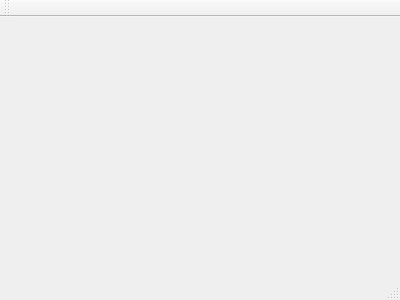
First picture: the form in hw2/HW_2/mainwindow.ui, repository Gilbert-Chou/Embedded-System-HW, before the edit.
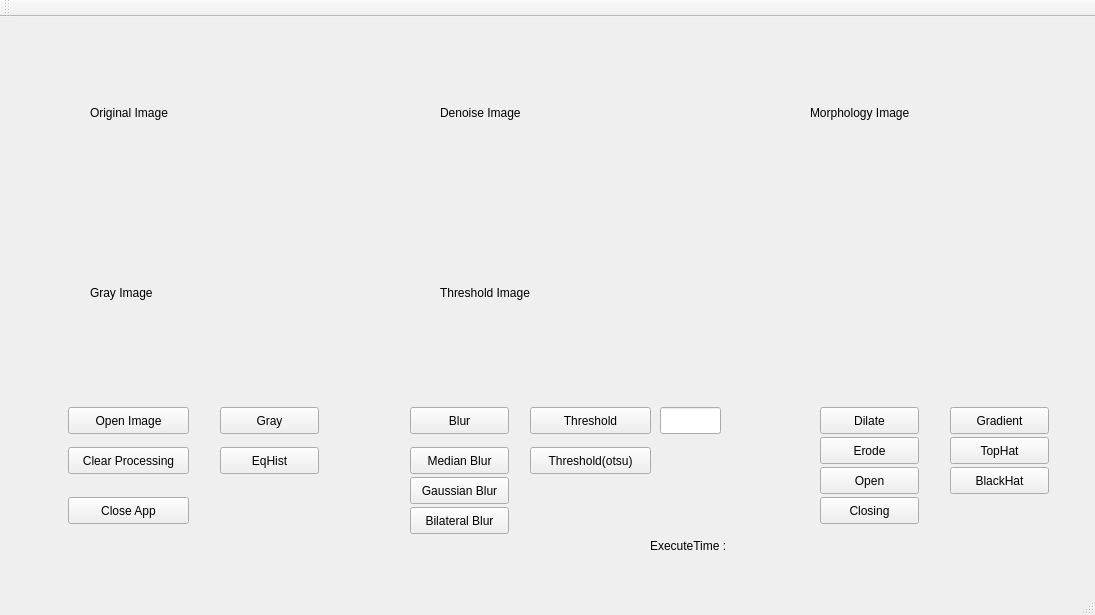
Second picture: the form after the edit.

What changed in the file:
```diff
--- a/hw2/HW_2/mainwindow.ui
+++ b/hw2/HW_2/mainwindow.ui
@@ -1,24 +1,375 @@
 <ui version="4.0">
  <class>MainWindow</class>
- <widget class="QMainWindow" name="MainWindow" >
-  <property name="geometry" >
+ <widget class="QMainWindow" name="MainWindow">
+  <property name="geometry">
    <rect>
     <x>0</x>
     <y>0</y>
-    <width>400</width>
-    <height>300</height>
+    <width>1095</width>
+    <height>615</height>
    </rect>
   </property>
   <property name="windowTitle" >
    <string>MainWindow</string>
   </property>
-  <widget class="QMenuBar" name="menuBar" />
-  <widget class="QToolBar" name="mainToolBar" />
-  <widget class="QWidget" name="centralWidget" />
-  <widget class="QStatusBar" name="statusBar" />
+  <widget class="QWidget" name="centralWidget">
+   <widget class="QPushButton" name="open_button">
+    <property name="geometry">
+     <rect>
+      <x>68</x>
+      <y>390</y>
+      <width>121</width>
+      <height>27</height>
+     </rect>
+    </property>
+    <property name="text">
+     <string>Open Image</string>
+    </property>
+   </widget>
+   <widget class="QPushButton" name="gray_button">
+    <property name="geometry">
+     <rect>
+      <x>220</x>
+      <y>390</y>
+      <width>99</width>
+      <height>27</height>
+     </rect>
+    </property>
+    <property name="text">
+     <string>Gray</string>
+    </property>
+   </widget>
+   <widget class="QPushButton" name="clear_button">
+    <property name="geometry">
+     <rect>
+      <x>68</x>
+      <y>430</y>
+      <width>121</width>
+      <height>27</height>
+     </rect>
+    </property>
+    <property name="text">
+     <string>Clear Processing</string>
+    </property>
+   </widget>
+   <widget class="QPushButton" name="eqhist_button">
+    <property name="geometry">
+     <rect>
+      <x>220</x>
+      <y>430</y>
+      <width>99</width>
+      <height>27</height>
+     </rect>
+    </property>
+    <property name="text">
+     <string>EqHist</string>
+    </property>
+   </widget>
+   <widget class="QPushButton" name="close_button">
+    <property name="geometry">
+     <rect>
+      <x>68</x>
+      <y>480</y>
+      <width>121</width>
+      <height>27</height>
+     </rect>
+    </property>
+    <property name="text">
+     <string>Close App</string>
+    </property>
+   </widget>
+   <widget class="QPushButton" name="blur_button">
+    <property name="geometry">
+     <rect>
+      <x>410</x>
+      <y>390</y>
+      <width>99</width>
+      <height>27</height>
+     </rect>
+    </property>
+    <property name="text">
+     <string>Blur</string>
+    </property>
+   </widget>
+   <widget class="QPushButton" name="median_blur_button">
+    <property name="geometry">
+     <rect>
+      <x>410</x>
+      <y>430</y>
+      <width>99</width>
+      <height>27</height>
+     </rect>
+    </property>
+    <property name="text">
+     <string>Median Blur</string>
+    </property>
+   </widget>
+   <widget class="QPushButton" name="gaussian_blur_button">
+    <property name="geometry">
+     <rect>
+      <x>410</x>
+      <y>460</y>
+      <width>99</width>
+      <height>27</height>
+     </rect>
+    </property>
+    <property name="text">
+     <string>Gaussian Blur</string>
+    </property>
+   </widget>
+   <widget class="QPushButton" name="bilateral_blur_button">
+    <property name="geometry">
+     <rect>
+      <x>410</x>
+      <y>490</y>
+      <width>99</width>
+      <height>27</height>
+     </rect>
+    </property>
+    <property name="text">
+     <string>Bilateral Blur</string>
+    </property>
+   </widget>
+   <widget class="QPushButton" name="threshold_button">
+    <property name="geometry">
+     <rect>
+      <x>530</x>
+      <y>390</y>
+      <width>121</width>
+      <height>27</height>
+     </rect>
+    </property>
+    <property name="text">
+     <string>Threshold</string>
+    </property>
+   </widget>
+   <widget class="QPushButton" name="threshold_otsu_button">
+    <property name="geometry">
+     <rect>
+      <x>530</x>
+      <y>430</y>
+      <width>121</width>
+      <height>27</height>
+     </rect>
+    </property>
+    <property name="text">
+     <string>Threshold(otsu)</string>
+    </property>
+   </widget>
+   <widget class="QPushButton" name="dilate_button">
+    <property name="geometry">
+     <rect>
+      <x>820</x>
+      <y>390</y>
+      <width>99</width>
+      <height>27</height>
+     </rect>
+    </property>
+    <property name="text">
+     <string>Dilate</string>
+    </property>
+   </widget>
+   <widget class="QPushButton" name="erode_button">
+    <property name="geometry">
+     <rect>
+      <x>820</x>
+      <y>420</y>
+      <width>99</width>
+      <height>27</height>
+     </rect>
+    </property>
+    <property name="text">
+     <string>Erode</string>
+    </property>
+   </widget>
+   <widget class="QPushButton" name="morph_open_button">
+    <property name="geometry">
+     <rect>
+      <x>820</x>
+      <y>450</y>
+      <width>99</width>
+      <height>27</height>
+     </rect>
+    </property>
+    <property name="text">
+     <string>Open</string>
+    </property>
+   </widget>
+   <widget class="QPushButton" name="morph_closing_button">
+    <property name="geometry">
+     <rect>
+      <x>820</x>
+      <y>480</y>
+      <width>99</width>
+      <height>27</height>
+     </rect>
+    </property>
+    <property name="text">
+     <string>Closing</string>
+    </property>
+   </widget>
+   <widget class="QPushButton" name="morph_gradient_button">
+    <property name="geometry">
+     <rect>
+      <x>950</x>
+      <y>390</y>
+      <width>99</width>
+      <height>27</height>
+     </rect>
+    </property>
+    <property name="text">
+     <string>Gradient</string>
+    </property>
+   </widget>
+   <widget class="QPushButton" name="morph_tophat_button">
+    <property name="geometry">
+     <rect>
+      <x>950</x>
+      <y>420</y>
+      <width>99</width>
+      <height>27</height>
+     </rect>
+    </property>
+    <property name="text">
+     <string>TopHat</string>
+    </property>
+   </widget>
+   <widget class="QPushButton" name="morph_blackhat_button">
+    <property name="geometry">
+     <rect>
+      <x>950</x>
+      <y>450</y>
+      <width>99</width>
+      <height>27</height>
+     </rect>
+    </property>
+    <property name="text">
+     <string>BlackHat</string>
+    </property>
+   </widget>
+   <widget class="QLabel" name="uiImg1">
+    <property name="geometry">
+     <rect>
+      <x>90</x>
+      <y>20</y>
+      <width>221</width>
+      <height>151</height>
+     </rect>
+    </property>
+    <property name="text">
+     <string>Original Image</string>
+    </property>
+   </widget>
+   <widget class="QLabel" name="uiImg2">
+    <property name="geometry">
+     <rect>
+      <x>90</x>
+      <y>200</y>
+      <width>251</width>
+      <height>151</height>
+     </rect>
+    </property>
+    <property name="text">
+     <string>Gray Image</string>
+    </property>
+   </widget>
+   <widget class="QLabel" name="uiImg3">
+    <property name="geometry">
+     <rect>
+      <x>440</x>
+      <y>20</y>
+      <width>251</width>
+      <height>151</height>
+     </rect>
+    </property>
+    <property name="text">
+     <string>Denoise Image</string>
+    </property>
+   </widget>
+   <widget class="QLabel" name="uiImg4">
+    <property name="geometry">
+     <rect>
+      <x>440</x>
+      <y>200</y>
+      <width>251</width>
+      <height>151</height>
+     </rect>
+    </property>
+    <property name="text">
+     <string>Threshold Image</string>
+    </property>
+   </widget>
+   <widget class="QLabel" name="uiImg5">
+    <property name="geometry">
+     <rect>
+      <x>810</x>
+      <y>20</y>
+      <width>251</width>
+      <height>151</height>
+     </rect>
+    </property>
+    <property name="text">
+     <string>Morphology Image</string>
+    </property>
+   </widget>
+   <widget class="QLineEdit" name="lineEdit">
+    <property name="geometry">
+     <rect>
+      <x>660</x>
+      <y>390</y>
+      <width>61</width>
+      <height>27</height>
+     </rect>
+    </property>
+   </widget>
+   <widget class="QLabel" name="time_label">
+    <property name="geometry">
+     <rect>
+      <x>760</x>
+      <y>520</y>
+      <width>111</width>
+      <height>17</height>
+     </rect>
+    </property>
+    <property name="text">
+     <string/>
+    </property>
+   </widget>
+   <widget class="QLabel" name="label_2">
+    <property name="geometry">
+     <rect>
+      <x>650</x>
+      <y>520</y>
+      <width>111</width>
+      <height>17</height>
+     </rect>
+    </property>
+    <property name="text">
+     <string>ExecuteTime : </string>
+    </property>
+   </widget>
+  </widget>
+  <widget class="QMenuBar" name="menuBar">
+   <property name="geometry">
+    <rect>
+     <x>0</x>
+     <y>0</y>
+     <width>1095</width>
+     <height>25</height>
+    </rect>
+   </property>
+  </widget>
+  <widget class="QToolBar" name="mainToolBar">
+   <attribute name="toolBarArea">
+    <enum>TopToolBarArea</enum>
+   </attribute>
+   <attribute name="toolBarBreak">
+    <bool>false</bool>
+   </attribute>
+  </widget>
+  <widget class="QStatusBar" name="statusBar"/>
  </widget>
- <layoutDefault spacing="6" margin="11" />
- <pixmapfunction></pixmapfunction>
+ <layoutdefault spacing="6" margin="11"/>
  <resources/>
  <connections/>
 </ui>
```
Left out of the diff: 3 changed lines with no effect on the pictures.
